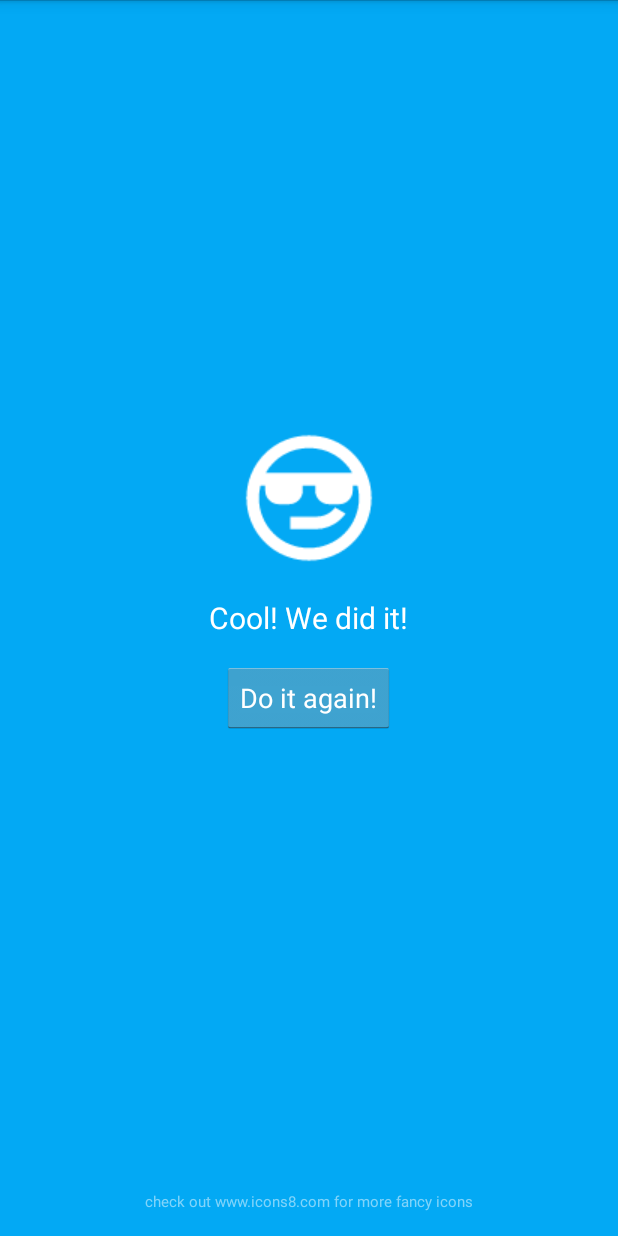
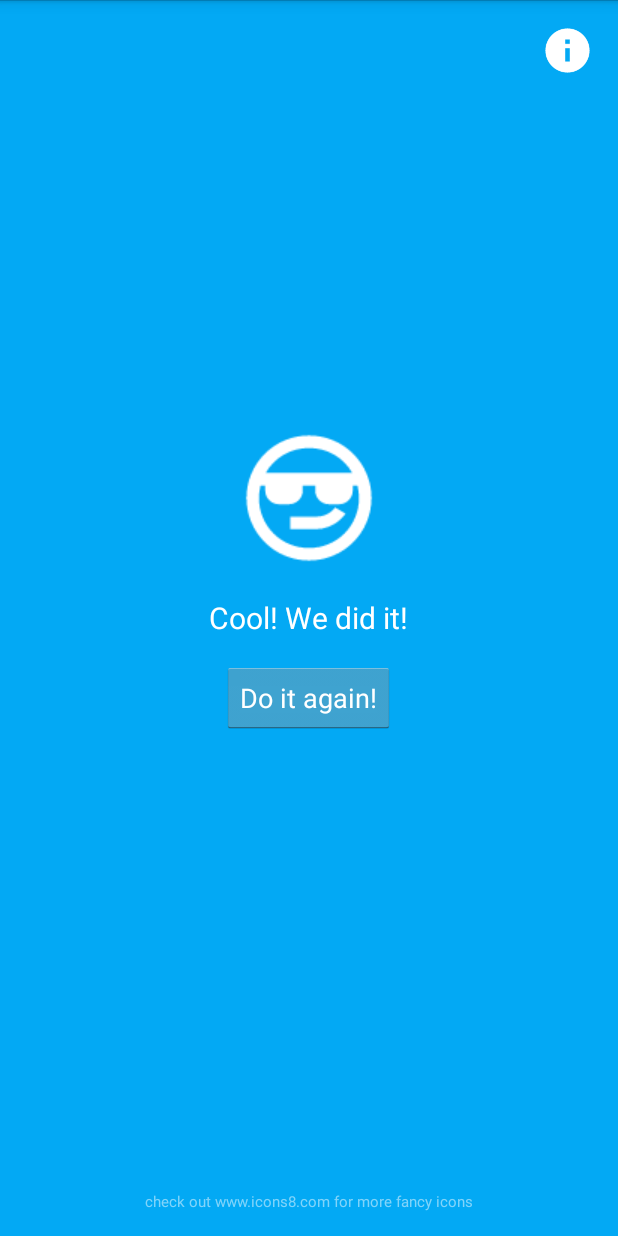
Before and after one commit to winklerrr/android-splash-screen, an Android app: the MainActivity screen opened directly, with no data from a screen before it, on a phone screen of 412 x 824 dp. Run offline under Robolectric (Android 15) with nearby library versions, the phone set to English and light mode, and no system bars.

Commit message:
Add info icon to main layout

```diff
--- a/app/src/main/res/layout/activity_main.xml
+++ b/app/src/main/res/layout/activity_main.xml
@@ -10,6 +10,14 @@
     android:paddingTop="@dimen/activity_vertical_margin"
     tools:context="com.sandrowinkler.example_apps.splashscreen.MainActivity"
     android:background="@color/activity_main_background">
+
+    <ImageView
+        android:layout_width="35dp"
+        android:layout_height="35dp"
+        android:layout_alignParentTop="true"
+        android:src="@drawable/info"
+        android:layout_alignParentRight="true"
+        android:id="@+id/activity_main_info_icon" />
 
     <TextView
         android:layout_width="wrap_content"
```
